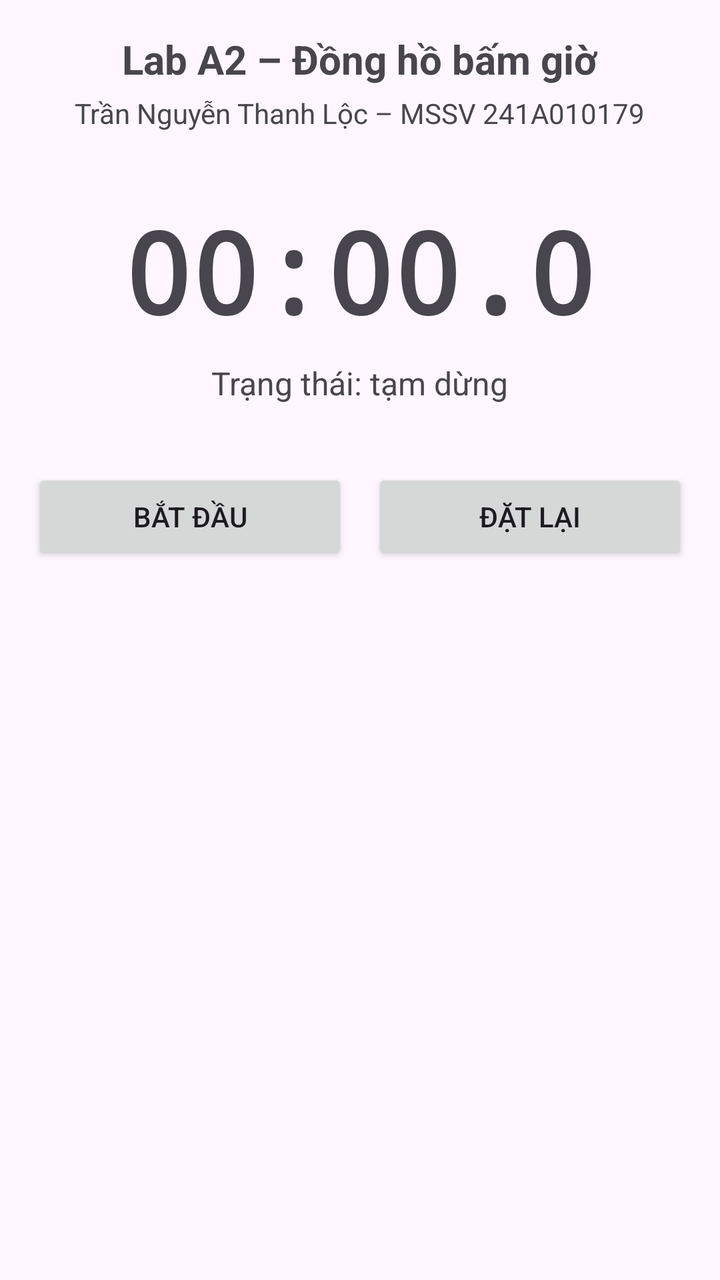
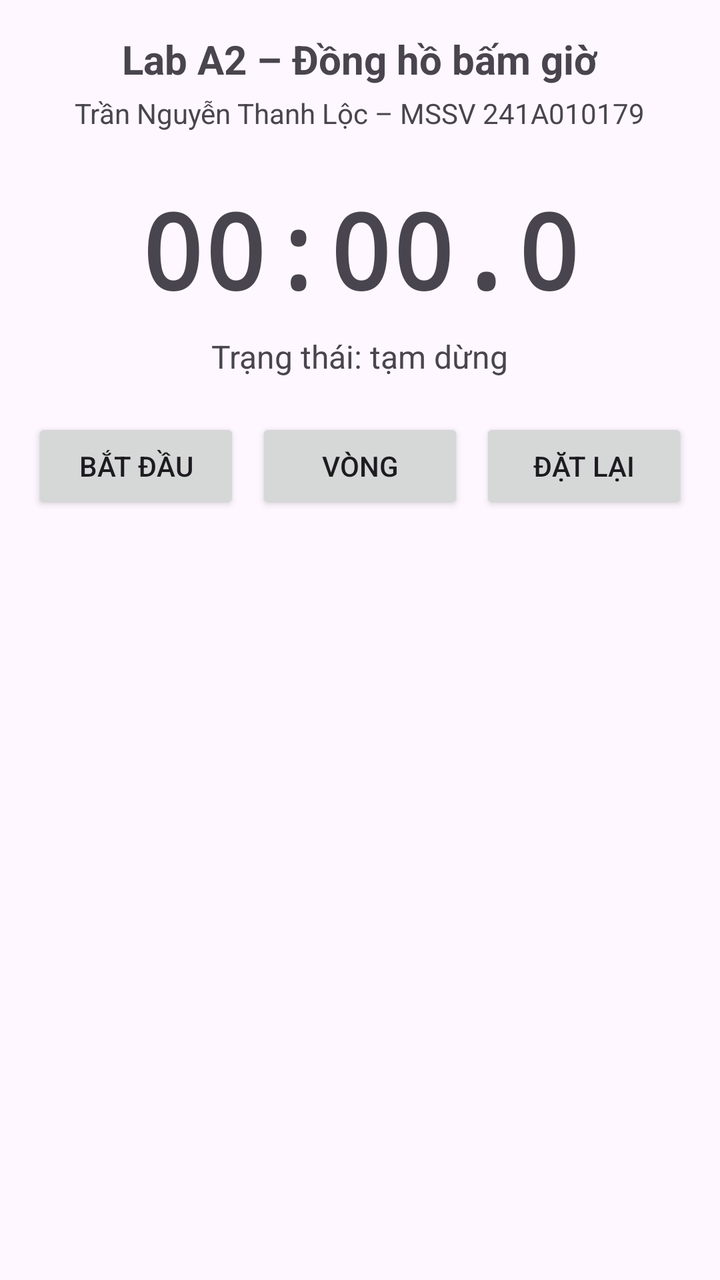

An Android layout rendered at two revisions. The XML below is the earlier revision; the diff shows what the commit changed to produce the second picture.
<!-- AndroidManifest.xml: application theme Theme.A2_241A010179 -->
<!-- res/layout/activity_main.xml -->
<?xml version="1.0" encoding="utf-8"?>
<LinearLayout xmlns:android="http://schemas.android.com/apk/res/android"
    android:id="@+id/main"
    android:layout_width="match_parent"
    android:layout_height="match_parent"
    android:gravity="center_horizontal"
    android:orientation="vertical"
    android:padding="16dp">
    <TextView
        android:layout_width="wrap_content"
        android:layout_height="wrap_content"
        android:text="@string/title"
        android:textSize="20sp"
        android:textStyle="bold" />

    <TextView
        android:layout_width="wrap_content"
        android:layout_height="wrap_content"
        android:layout_marginTop="4dp"
        android:text="@string/student" />

    <TextView
        android:id="@+id/tvTime"
        android:layout_width="wrap_content"
        android:layout_height="wrap_content"
        android:layout_marginTop="32dp"
        android:fontFamily="monospace"
        android:text="@string/zero_time"
        android:textSize="56sp"
        android:textStyle="bold" />

    <TextView
        android:id="@+id/tvStatus"
        android:layout_width="wrap_content"
        android:layout_height="wrap_content"
        android:layout_marginTop="8dp"
        android:text="@string/status_paused"
        android:textSize="16sp" />

    <LinearLayout
        android:layout_width="match_parent"
        android:layout_height="wrap_content"
        android:layout_marginTop="32dp"
        android:orientation="horizontal">

        <Button
            android:id="@+id/btnStartPause"
            android:layout_width="0dp"
            android:layout_height="wrap_content"
            android:layout_weight="1"
            android:text="@string/start" />

        <Button
            android:id="@+id/btnReset"
            android:layout_width="0dp"
            android:layout_height="wrap_content"
            android:layout_marginStart="12dp"
            android:layout_weight="1"
            android:text="@string/reset" />
    </LinearLayout>

    <TextView
        android:id="@+id/tvRecreate"
        android:layout_width="wrap_content"
        android:layout_height="wrap_content"
        android:layout_marginTop="24dp"
        android:textSize="14sp" />
</LinearLayout>
<!-- resources referenced by this layout -->
<resources>
  <string name="reset">Đặt lại</string>
  <string name="start">Bắt đầu</string>
  <string name="status_paused">Trạng thái: tạm dừng</string>
  <string name="student">Trần Nguyễn Thanh Lộc – MSSV 241A010179</string>
  <string name="title">Lab A2 – Đồng hồ bấm giờ</string>
  <string name="zero_time">00:00.0</string>
  <style name="Theme.A2_241A010179" parent="Base.Theme.A2_241A010179" />
  <style name="Base.Theme.A2_241A010179" parent="Theme.Material3.DayNight.NoActionBar">
          
          
      </style>
</resources>

<!-- the commit's change to res/layout/activity_main.xml (unified diff, before → after) -->
@@ -6,6 +6,7 @@
     android:gravity="center_horizontal"
     android:orientation="vertical"
     android:padding="16dp">
+
     <TextView
         android:layout_width="wrap_content"
         android:layout_height="wrap_content"
@@ -23,10 +24,10 @@
         android:id="@+id/tvTime"
         android:layout_width="wrap_content"
         android:layout_height="wrap_content"
-        android:layout_marginTop="32dp"
+        android:layout_marginTop="24dp"
         android:fontFamily="monospace"
         android:text="@string/zero_time"
-        android:textSize="56sp"
+        android:textSize="52sp"
         android:textStyle="bold" />
 
     <TextView
@@ -37,10 +38,11 @@
         android:text="@string/status_paused"
         android:textSize="16sp" />
 
+    
     <LinearLayout
         android:layout_width="match_parent"
         android:layout_height="wrap_content"
-        android:layout_marginTop="32dp"
+        android:layout_marginTop="20dp"
         android:orientation="horizontal">
 
         <Button
@@ -51,10 +53,18 @@
             android:text="@string/start" />
 
         <Button
+            android:id="@+id/btnLap"
+            android:layout_width="0dp"
+            android:layout_height="wrap_content"
+            android:layout_marginStart="8dp"
+            android:layout_weight="1"
+            android:text="@string/lap" />
+
+        <Button
             android:id="@+id/btnReset"
             android:layout_width="0dp"
             android:layout_height="wrap_content"
-            android:layout_marginStart="12dp"
+            android:layout_marginStart="8dp"
             android:layout_weight="1"
             android:text="@string/reset" />
     </LinearLayout>
@@ -63,6 +73,22 @@
         android:id="@+id/tvRecreate"
         android:layout_width="wrap_content"
         android:layout_height="wrap_content"
-        android:layout_marginTop="24dp"
+        android:layout_marginTop="16dp"
         android:textSize="14sp" />
+
+    
+    <ScrollView
+        android:layout_width="match_parent"
+        android:layout_height="0dp"
+        android:layout_marginTop="12dp"
+        android:layout_weight="1">
+
+        <TextView
+            android:id="@+id/tvLaps"
+            android:layout_width="match_parent"
+            android:layout_height="wrap_content"
+            android:fontFamily="monospace"
+            android:lineSpacingExtra="4dp"
+            android:textSize="16sp" />
+    </ScrollView>
 </LinearLayout>
<!-- resource entries referenced after the edit -->
@@ -1,5 +1,6 @@
 <!-- resources referenced by this layout -->
 <resources>
+  <string name="lap">Vòng</string>
   <string name="reset">Đặt lại</string>
   <string name="start">Bắt đầu</string>
   <string name="status_paused">Trạng thái: tạm dừng</string>
